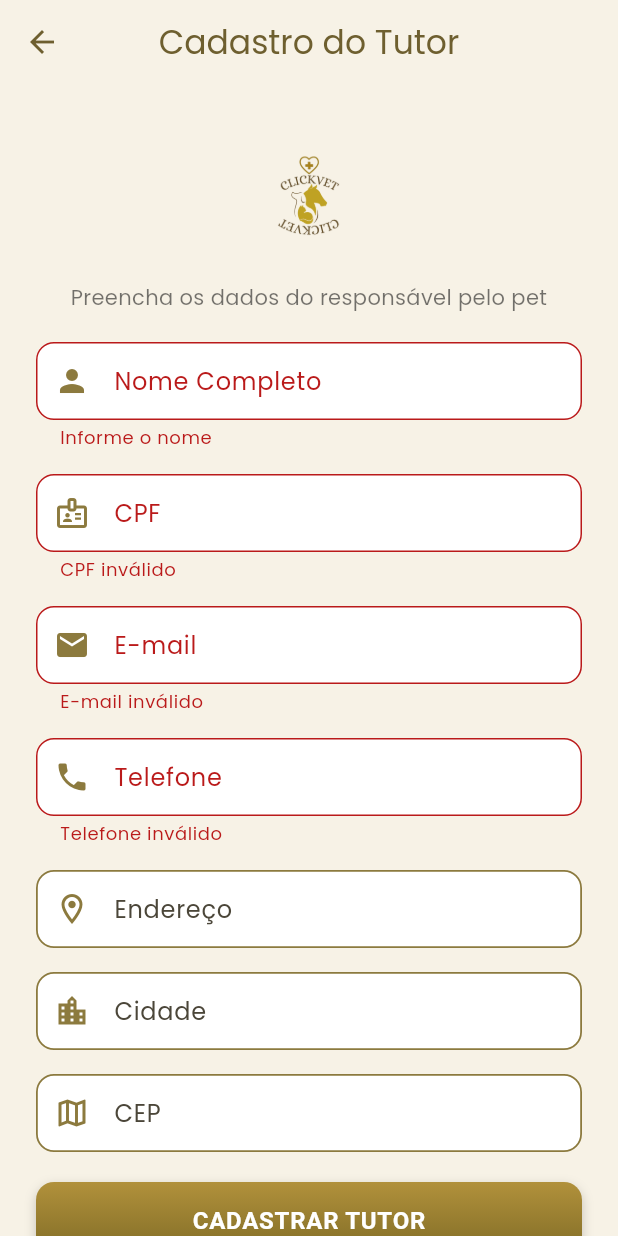
After one commit to Carolbauer/ClickVet, a Flutter app: the RegisterTutorScreen screen opened directly, after a tap on "CADASTRAR TUTOR", on a phone screen of 412 x 824 dp. The commit adds this screen. Run offline on Flutter 3.47's test engine with Material 3 defaults, Android fonts, the phone set to English and light mode, and no system bars; our stand-ins replace cloud_firestore, firebase_auth, firebase_core, google_fonts; accounts and stored records are empty; network calls fail; statements that could not run were skipped.

Commit message:
feat(tutor): add RegisterTutorScreen with Firestore persistence and drawer navigation

```diff
--- a/lib/screens/home_screen.dart
+++ b/lib/screens/home_screen.dart
@@ -1,3 +1,4 @@
+import 'package:app/screens/register_tutor_screen.dart';
 import 'package:cloud_firestore/cloud_firestore.dart';
 import 'package:firebase_auth/firebase_auth.dart';
 import 'package:flutter/material.dart';
@@ -81,6 +82,13 @@ class _HomeScreenState extends State<HomeScreen> {
           drawer: AppDrawer(
             userName: name,
             crmv: crmv,
+            onTutorPatients: () {
+              Navigator.pop(context);
+              Navigator.push(
+                  context,
+                  MaterialPageRoute(builder: (_) => const RegisterTutorScreen()),
+              );
+            },
             onLogout: () => Navigator.pop(context),
           ),
           body: SafeArea(
--- /dev/null
+++ b/lib/screens/register_tutor_screen.dart
@@ -0,0 +1,283 @@
+import 'package:cloud_firestore/cloud_firestore.dart';
+import 'package:firebase_auth/firebase_auth.dart';
+import 'package:flutter/material.dart';
+import 'package:flutter/services.dart';
+
+class RegisterTutorScreen extends StatefulWidget {
+  const RegisterTutorScreen({super.key});
+
+  @override
+  State<RegisterTutorScreen> createState() => _RegisterTutorScreenState();
+}
+
+class _RegisterTutorScreenState extends State<RegisterTutorScreen> {
+  bool isLoading = false;
+  final _formKey = GlobalKey<FormState>();
+
+  final _nameController = TextEditingController();
+  final _cpfController = TextEditingController();
+  final _emailController = TextEditingController();
+  final _phoneController = TextEditingController();
+  final _addressController = TextEditingController();
+  final _cityController = TextEditingController();
+  final _cepController = TextEditingController();
+
+  @override
+  void dispose() {
+    _nameController.dispose();
+    _cpfController.dispose();
+    _emailController.dispose();
+    _phoneController.dispose();
+    _addressController.dispose();
+    _cityController.dispose();
+    _cepController.dispose();
+    super.dispose();
+  }
+
+  InputDecoration _deco(String label, {IconData? icon}) {
+    const kGold = Color(0xFF8C7A3E);
+    const kGoldDark = Color(0xFF6E5F2F);
+    return InputDecoration(
+      labelText: label,
+      prefixIcon: icon != null ? Icon(icon, color: kGold) : null,
+      filled: true,
+      fillColor: Colors.white,
+      border: OutlineInputBorder(borderRadius: BorderRadius.circular(12)),
+      enabledBorder: const OutlineInputBorder(
+        borderRadius: BorderRadius.all(Radius.circular(12)),
+        borderSide: BorderSide(color: kGold, width: 1.2),
+      ),
+      focusedBorder: const OutlineInputBorder(
+        borderRadius: BorderRadius.all(Radius.circular(12)),
+        borderSide: BorderSide(color: kGoldDark, width: 2),
+      ),
+      contentPadding: const EdgeInsets.symmetric(horizontal: 12, vertical: 14),
+    );
+  }
+
+  Future<void> _handleSaveTutor() async {
+    if (!(_formKey.currentState?.validate() ?? false)) return;
+
+    final vet = FirebaseAuth.instance.currentUser;
+    if (vet == null) {
+      if (!mounted) return;
+      ScaffoldMessenger.of(context).showSnackBar(
+        const SnackBar(content: Text('Sessão expirada. Faça login novamente.')),
+      );
+      return;
+    }
+
+    setState(() => isLoading = true);
+    try {
+      final data = {
+        'name': _nameController.text.trim(),
+        'cpf': _cpfController.text.trim(),
+        'email': _emailController.text.trim(),
+        'phone': _phoneController.text.trim(),
+        'address': _addressController.text.trim(),
+        'city': _cityController.text.trim(),
+        'cep': _cepController.text.trim(),
+        'registeredBy': vet.uid,
+        'registeredAt': FieldValue.serverTimestamp(),
+      };
+
+      await FirebaseFirestore.instance
+          .collection('users')
+          .doc(vet.uid)
+          .collection('tutors')
+          .add(data);
+
+      if (!mounted) return;
+      ScaffoldMessenger.of(context).showSnackBar(
+        const SnackBar(content: Text('Tutor cadastrado com sucesso!')),
+      );
+      Navigator.pop(context);
+    } catch (e) {
+      if (!mounted) return;
+      ScaffoldMessenger.of(context).showSnackBar(
+        SnackBar(content: Text('Erro ao cadastrar tutor: $e')),
+      );
+    } finally {
+      if (mounted) setState(() => isLoading = false);
+    }
+  }
+
+  @override
+  Widget build(BuildContext context) {
+    const kCreme = Color(0xFFF7F2E6);
+    const kGold = Color(0xFF8C7A3E);
+    const kGoldDark = Color(0xFF6E5F2F);
+
+    return Scaffold(
+      backgroundColor: kCreme,
+      appBar: AppBar(
+        title: const Text('Cadastro do Tutor'),
+        centerTitle: true,
+        elevation: 0,
+        backgroundColor: kCreme,
+        foregroundColor: kGoldDark,
+      ),
+      body: SafeArea(
+        child: SingleChildScrollView(
+          padding: const EdgeInsets.only(top: 24, bottom: 16),
+          child: Center(
+            child: ConstrainedBox(
+              constraints: const BoxConstraints(maxWidth: 520),
+              child: Padding(
+                padding: const EdgeInsets.symmetric(horizontal: 24, vertical: 16),
+                child: Form(
+                  key: _formKey,
+                  child: Column(
+                    crossAxisAlignment: CrossAxisAlignment.stretch,
+                    children: [
+                      Image.asset('assets/images/logo1.png', height: 80),
+                      const SizedBox(height: 12),
+                      const Text(
+                        'Preencha os dados do responsável pelo pet',
+                        textAlign: TextAlign.center,
+                        style: TextStyle(color: Colors.black54),
+                      ),
+                      const SizedBox(height: 20),
+
+                      // Nome
+                      TextFormField(
+                        controller: _nameController,
+                        textInputAction: TextInputAction.next,
+                        decoration: _deco('Nome Completo', icon: Icons.person),
+                        validator: (v) =>
+                        (v == null || v.trim().isEmpty) ? 'Informe o nome' : null,
+                      ),
+                      const SizedBox(height: 16),
+
+                      // CPF
+                      TextFormField(
+                        controller: _cpfController,
+                        keyboardType: TextInputType.number,
+                        textInputAction: TextInputAction.next,
+                        inputFormatters: [FilteringTextInputFormatter.digitsOnly],
+                        decoration: _deco('CPF', icon: Icons.badge_outlined),
+                        validator: (v) =>
+                        (v == null || v.trim().length < 11) ? 'CPF inválido' : null,
+                      ),
+                      const SizedBox(height: 16),
+
+                      // E-mail
+                      TextFormField(
+                        controller: _emailController,
+                        keyboardType: TextInputType.emailAddress,
+                        textInputAction: TextInputAction.next,
+                        decoration: _deco('E-mail', icon: Icons.email),
+                        validator: (v) =>
+                        (v == null || !v.contains('@')) ? 'E-mail inválido' : null,
+                      ),
+                      const SizedBox(height: 16),
+
+                      // Telefone
+                      TextFormField(
+                        controller: _phoneController,
+                        keyboardType: TextInputType.phone,
+                        textInputAction: TextInputAction.next,
+                        inputFormatters: [FilteringTextInputFormatter.digitsOnly],
+                        decoration: _deco('Telefone', icon: Icons.phone),
+                        validator: (v) =>
+                        (v == null || v.trim().length < 8) ? 'Telefone inválido' : null,
+                      ),
+                      const SizedBox(height: 16),
+
+                      // Endereço
+                      TextFormField(
+                        controller: _addressController,
+                        textInputAction: TextInputAction.next,
+                        decoration: _deco('Endereço', icon: Icons.location_on_outlined),
+                      ),
+                      const SizedBox(height: 16),
+
+                      // Cidade
+                      TextFormField(
+                        controller: _cityController,
+                        textInputAction: TextInputAction.next,
+                        decoration: _deco('Cidade', icon: Icons.location_city),
+                      ),
+                      const SizedBox(height: 16),
+
+                      // CEP
+                      TextFormField(
+                        controller: _cepController,
+                        keyboardType: TextInputType.number,
+                        textInputAction: TextInputAction.done,
+                        inputFormatters: [FilteringTextInputFormatter.digitsOnly],
+                        decoration: _deco('CEP', icon: Icons.map_outlined),
+                      ),
+                      const SizedBox(height: 20),
+
+                      SizedBox(
+                        height: 52,
+                        child: DecoratedBox(
+                          decoration: BoxDecoration(
+                            gradient: const LinearGradient(
+                              begin: Alignment.topCenter,
+                              end: Alignment.bottomCenter,
+                              colors: [Color(0xFFB1913B), Color(0xFF7D6A25)],
+                            ),
+                            borderRadius: BorderRadius.circular(12),
+                            boxShadow: const [
+                              BoxShadow(
+                                color: Color(0x33000000),
+                                offset: Offset(0, 3),
+                                blurRadius: 6,
+                              ),
+                            ],
+                          ),
+                          child: ElevatedButton(
+                            onPressed: isLoading ? null : _handleSaveTutor,
+                            style: ElevatedButton.styleFrom(
+                              backgroundColor: Colors.transparent,
+                              shadowColor: Colors.transparent,
+                              shape: RoundedRectangleBorder(
+                                borderRadius: BorderRadius.circular(12),
+                              ),
+                            ),
+                            child: isLoading
+                                ? const SizedBox(
+                              width: 22,
+                              height: 22,
+                              child: CircularProgressIndicator(
+                                strokeWidth: 2,
+                                valueColor: AlwaysStoppedAnimation<Color>(Colors.white),
+                              ),
+                            )
+                                : const Text(
+                              'CADASTRAR TUTOR',
+                              style: TextStyle(
+                                fontSize: 16,
+                                fontWeight: FontWeight.w700,
+                                letterSpacing: 0.5,
+                              ),
+                            ),
+                          ),
+                        ),
+                      ),
+                      const SizedBox(height: 12),
+
+                      TextButton(
+                        onPressed: () => Navigator.pop(context),
+                        child: const Text(
+                          'Voltar',
+                          style: TextStyle(
+                            color: Colors.black54,
+                            decoration: TextDecoration.underline,
+                            fontWeight: FontWeight.w600,
+                          ),
+                        ),
+                      ),
+                    ],
+                  ),
+                ),
+              ),
+            ),
+          ),
+        ),
+      ),
+    );
+  }
+}
--- a/lib/widgets/app_drawer.dart
+++ b/lib/widgets/app_drawer.dart
@@ -9,6 +9,7 @@ class AppDrawer extends StatelessWidget {
     this.onAgenda,
     this.onNewAppointment,
     this.onPatients,
+    this.onTutorPatients,
     this.onSettings,
     this.onLogout,
   });
@@ -20,6 +21,7 @@ class AppDrawer extends StatelessWidget {
   final VoidCallback? onAgenda;
   final VoidCallback? onNewAppointment;
   final VoidCallback? onPatients;
+  final VoidCallback? onTutorPatients;
   final VoidCallback? onSettings;
   final VoidCallback? onLogout;
 
@@ -66,6 +68,7 @@ class AppDrawer extends StatelessWidget {
                 _item(Icons.calendar_month_outlined, 'Agenda', onAgenda),
                 _item(Icons.add_circle_outline, 'Nova Consulta', onNewAppointment),
                 _item(Icons.pets_outlined, 'Pacientes', onPatients),
+                _item(Icons.person_2_rounded, 'Tutores', onTutorPatients),
                 const Divider(height: 24),
                 _item(Icons.settings_outlined, 'Configurações', onSettings),
                 _item(Icons.logout, 'Sair', onLogout, iconColor: kGoldDark),
```
